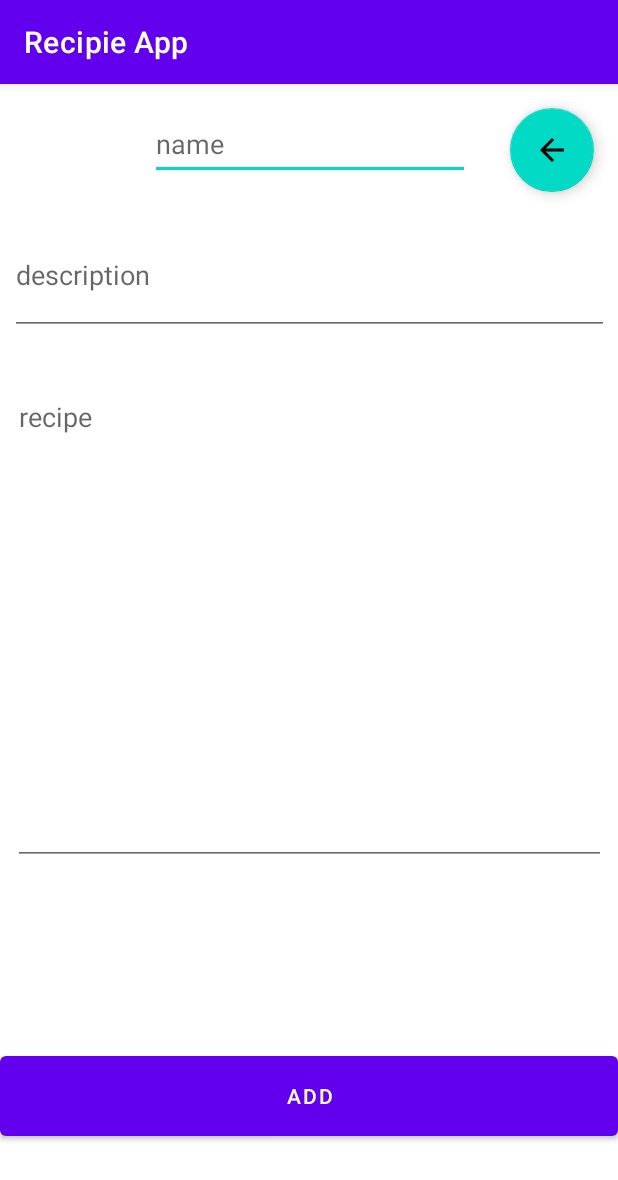
After one commit to GodlewsO/comp4200-project, an Android app: the AddRecipeActivity screen opened directly, with no data from a screen before it, on a phone screen of 412 x 824 dp. The commit adds this screen. Shown: the top 1180 px of the screen. Run offline under Robolectric (Android 15) with nearby library versions, the phone set to English and light mode, and no system bars.

Commit message:
implemented adding and displaying recipes

```diff
--- a/app/src/main/AndroidManifest.xml
+++ b/app/src/main/AndroidManifest.xml
@@ -10,6 +10,9 @@
         android:supportsRtl="true"
         android:theme="@style/Theme.RecipieApp">
         <activity
+            android:name=".AddRecipeActivity"
+            android:exported="false" />
+        <activity
             android:name=".MainActivity"
             android:exported="true">
             <intent-filter>
--- /dev/null
+++ b/app/src/main/java/com/example/recipieapp/AddRecipeActivity.java
@@ -0,0 +1,62 @@
+package com.example.recipieapp;
+
+import androidx.appcompat.app.AppCompatActivity;
+
+import android.os.Bundle;
+import android.view.View;
+import android.widget.Button;
+import android.widget.EditText;
+import android.widget.Toast;
+
+import com.google.android.material.floatingactionbutton.FloatingActionButton;
+
+public class AddRecipeActivity extends AppCompatActivity {
+    private final String MISSING_INPUT_MESSAGE = "Required fields missing";
+    private final String ADD_FAILED_MESSAGE = "Failed to add recipe";
+
+    private EditText editTextName, editTextDescription, editTextInstructions;
+    private Button btnAdd;
+    private FloatingActionButton btnBack;
+
+
+    @Override
+    protected void onCreate(Bundle savedInstanceState) {
+        super.onCreate(savedInstanceState);
+        setContentView(R.layout.activity_add_recipe);
+
+        editTextName = findViewById(R.id.editTextName);
+        editTextDescription = findViewById(R.id.editTextDescription);
+        editTextInstructions = findViewById(R.id.editTextInstructions);
+        btnAdd = findViewById(R.id.btnAdd);
+        btnBack = findViewById(R.id.btnBack);
+
+        btnAdd.setOnClickListener(view -> {
+            DatabaseHelper databaseHelper = new DatabaseHelper(AddRecipeActivity.this);
+
+            // Check if any required fields are missing
+            if (editTextName.getText().toString().equals("") ||
+                    editTextDescription.getText().toString().equals("") ||
+                    editTextInstructions.getText().toString().equals("")) {
+                Toast.makeText(getApplicationContext(),
+                        MISSING_INPUT_MESSAGE,
+                        Toast.LENGTH_SHORT).show();
+                return;
+            }
+
+            // Add user input to database
+            if (databaseHelper.addRecipe(editTextName.getText().toString(),
+                    editTextDescription.getText().toString(),
+                    editTextInstructions.getText().toString()) == -1) {
+                Toast.makeText(getApplicationContext(),
+                        ADD_FAILED_MESSAGE,
+                        Toast.LENGTH_SHORT).show();
+            } else {
+                finish();
+            }
+        });
+
+        btnBack.setOnClickListener(view -> {
+            finish();
+        });
+    }
+}
--- /dev/null
+++ b/app/src/main/res/layout/activity_add_recipe.xml
@@ -0,0 +1,73 @@
+<?xml version="1.0" encoding="utf-8"?>
+<androidx.constraintlayout.widget.ConstraintLayout xmlns:android="http://schemas.android.com/apk/res/android"
+    xmlns:app="http://schemas.android.com/apk/res-auto"
+    xmlns:tools="http://schemas.android.com/tools"
+    android:layout_width="match_parent"
+    android:layout_height="match_parent"
+    tools:context=".AddRecipeActivity">
+
+    <EditText
+        android:id="@+id/editTextName"
+        android:layout_width="wrap_content"
+        android:layout_height="wrap_content"
+        android:layout_marginTop="16dp"
+        android:ems="10"
+        android:hint="name"
+        android:inputType="textPersonName"
+        android:minHeight="48dp"
+        app:layout_constraintEnd_toEndOf="parent"
+        app:layout_constraintHorizontal_bias="0.502"
+        app:layout_constraintStart_toStartOf="parent"
+        app:layout_constraintTop_toTopOf="parent" />
+
+    <EditText
+        android:id="@+id/editTextDescription"
+        android:layout_width="399dp"
+        android:layout_height="79dp"
+        android:layout_marginTop="24dp"
+        android:ems="10"
+        android:hint="description"
+        android:inputType="textPersonName"
+        android:minHeight="48dp"
+        app:layout_constraintEnd_toEndOf="parent"
+        app:layout_constraintHorizontal_bias="0.502"
+        app:layout_constraintStart_toStartOf="parent"
+        app:layout_constraintTop_toBottomOf="@+id/editTextName" />
+
+    <EditText
+        android:id="@+id/editTextInstructions"
+        android:layout_width="395dp"
+        android:layout_height="321dp"
+        android:layout_marginTop="32dp"
+        android:ems="10"
+        android:gravity="top"
+        android:hint="recipe"
+        android:inputType="textMultiLine|textPersonName"
+        android:minHeight="48dp"
+        app:layout_constraintEnd_toEndOf="parent"
+        app:layout_constraintStart_toStartOf="parent"
+        app:layout_constraintTop_toBottomOf="@+id/editTextDescription" />
+
+    <Button
+        android:id="@+id/btnAdd"
+        android:layout_width="0dp"
+        android:layout_height="65dp"
+        android:text="add"
+        app:layout_constraintBottom_toBottomOf="parent"
+        app:layout_constraintEnd_toEndOf="parent"
+        app:layout_constraintHorizontal_bias="0.0"
+        app:layout_constraintStart_toStartOf="parent"
+        app:layout_constraintTop_toBottomOf="@+id/editTextInstructions"
+        app:layout_constraintVertical_bias="0.666" />
+
+    <com.google.android.material.floatingactionbutton.FloatingActionButton
+        android:id="@+id/btnBack"
+        android:layout_width="wrap_content"
+        android:layout_height="wrap_content"
+        android:layout_marginTop="16dp"
+        android:layout_marginEnd="16dp"
+        android:clickable="true"
+        app:layout_constraintEnd_toEndOf="parent"
+        app:layout_constraintTop_toTopOf="parent"
+        app:srcCompat="?attr/homeAsUpIndicator" />
+</androidx.constraintlayout.widget.ConstraintLayout>
```
Also changed, not shown: app/src/main/java/com/example/recipieapp/DatabaseHelper.java (added, +53 -0 lines), app/src/main/java/com/example/recipieapp/MainActivity.java (+58 -0 lines), app/src/main/java/com/example/recipieapp/RecipeAdapter.java (added, +67 -0 lines), app/src/main/res/layout/activity_main.xml (+16 -5 lines), app/src/main/res/layout/recipe_element.xml (added, +63 -0 lines).
